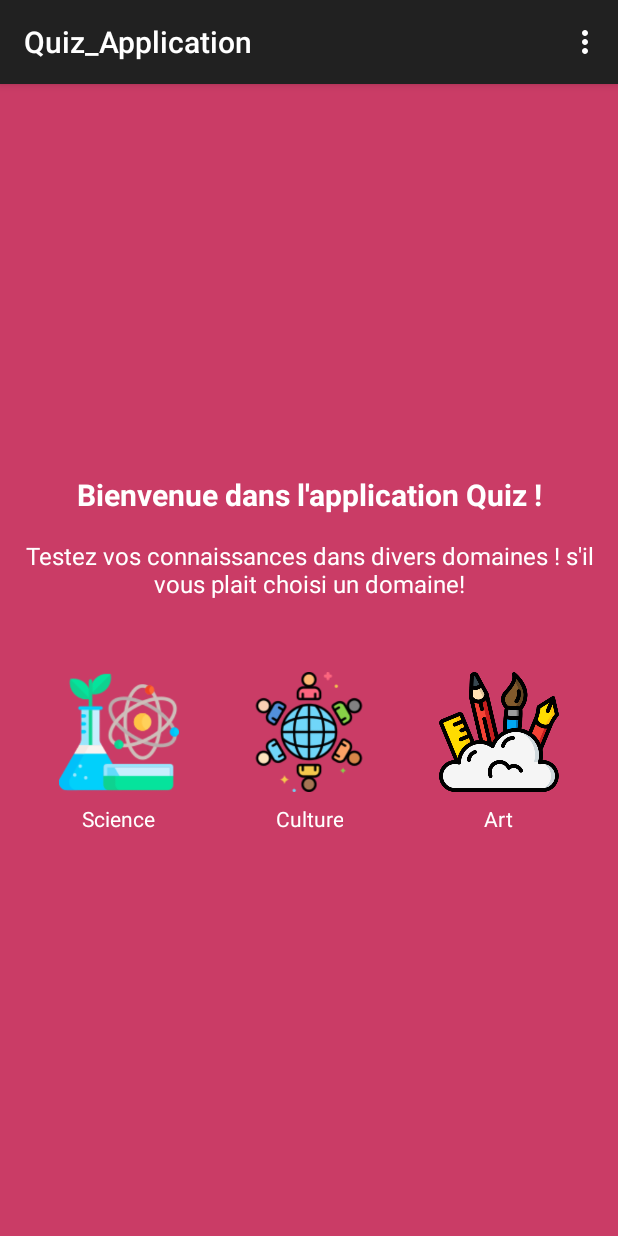
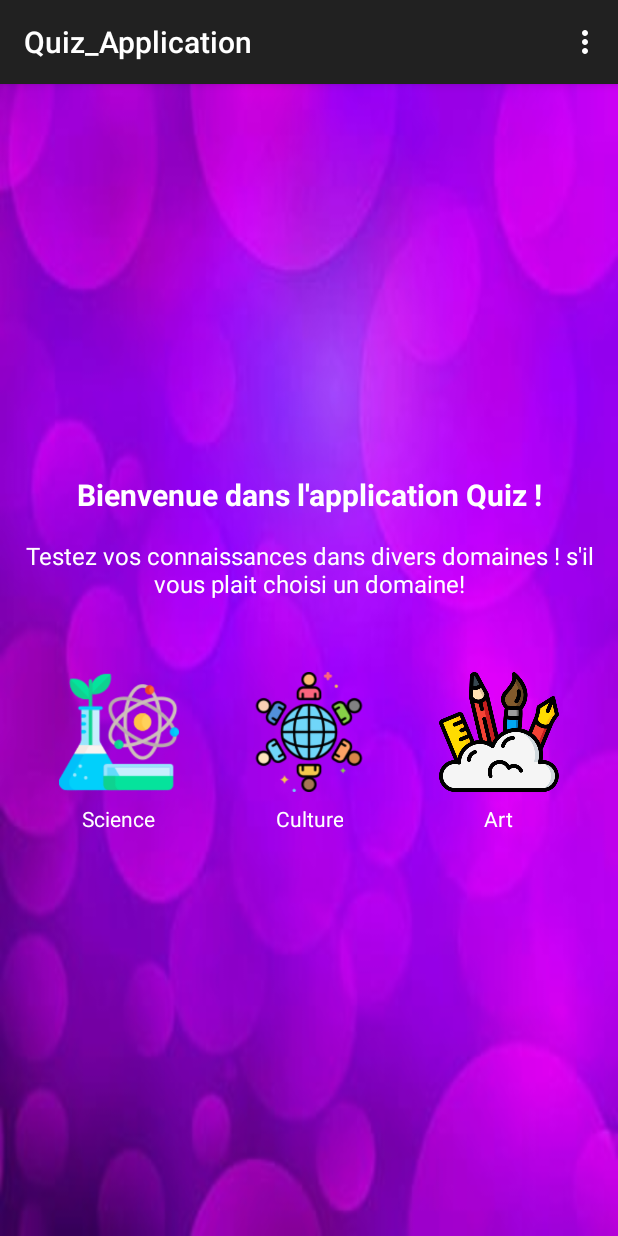
Before and after one commit to bouchrakhalfaouy/Quiz_app, an Android app: the HomeActivity screen opened directly, with no data from a screen before it, on a phone screen of 412 x 824 dp. Run offline under Robolectric (Android 15) with nearby library versions, the phone set to English and light mode, and no system bars.

Commit message:
commit 2

```diff
--- a/app/src/main/res/layout/activity_art_quiz.xml
+++ b/app/src/main/res/layout/activity_art_quiz.xml
@@ -3,6 +3,7 @@
     android:layout_width="match_parent"
     android:layout_height="match_parent"
     android:orientation="vertical"
+    android:background="@drawable/quizimg"
     android:padding="16dp">
 
     <TextView
--- a/app/src/main/res/layout/activity_culture_quiz.xml
+++ b/app/src/main/res/layout/activity_culture_quiz.xml
@@ -3,6 +3,7 @@
     android:layout_width="match_parent"
     android:layout_height="match_parent"
     android:orientation="vertical"
+    android:background="@drawable/quizimg"
     android:padding="16dp">
 
     <TextView
--- a/app/src/main/res/layout/activity_home.xml
+++ b/app/src/main/res/layout/activity_home.xml
@@ -4,7 +4,7 @@
     android:layout_height="match_parent"
     android:orientation="vertical"
     android:gravity="center"
-    android:background="@color/myColor1"
+    android:background="@drawable/quizimg"
     android:padding="16dp">
 
     <!-- Description -->
--- a/app/src/main/res/layout/activity_science_quiz.xml
+++ b/app/src/main/res/layout/activity_science_quiz.xml
@@ -2,6 +2,7 @@
     android:layout_width="match_parent"
     android:layout_height="match_parent"
     android:orientation="vertical"
+    android:background="@drawable/quizimg"
     android:padding="16dp">
 
     <TextView
```
